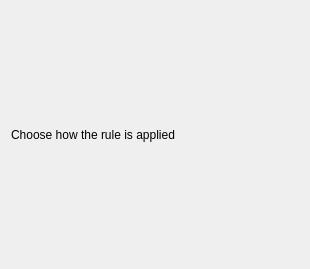
Old version of the form matchedruleselectiondialog.ui in the repository kongy/ET.
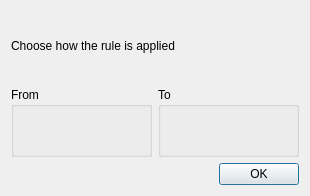
New version of the form.

Commit message: Rework MatchedRuleSelectionDialog for better UI

```diff
--- a/matchedruleselectiondialog.ui
+++ b/matchedruleselectiondialog.ui
@@ -7,26 +7,55 @@
     <x>0</x>
     <y>0</y>
     <width>310</width>
-    <height>269</height>
+    <height>196</height>
    </rect>
   </property>
   <property name="windowTitle">
    <string>Dialog</string>
   </property>
-  <layout class="QGridLayout" name="gridLayout">
-   <item row="1" column="0">
-    <layout class="QVBoxLayout" name="fromLayout"/>
-   </item>
-   <item row="1" column="1">
-    <layout class="QVBoxLayout" name="toLayout"/>
-   </item>
-   <item row="0" column="0" colspan="2">
+  <layout class="QVBoxLayout" name="verticalLayout">
+   <item>
     <widget class="QLabel" name="instructionLabel">
      <property name="text">
       <string>Choose how the rule is applied</string>
      </property>
     </widget>
    </item>
+   <item>
+    <layout class="QHBoxLayout" name="horizontalLayout">
+     <item>
+      <widget class="QGroupBox" name="fromGroupBox">
+       <property name="title">
+        <string>From</string>
+       </property>
+       <layout class="QVBoxLayout" name="verticalLayout_3">
+        <item>
+         <layout class="QVBoxLayout" name="fromVLayout"/>
+        </item>
+       </layout>
+      </widget>
+     </item>
+     <item>
+      <widget class="QGroupBox" name="toGroupBox">
+       <property name="title">
+        <string>To</string>
+       </property>
+       <layout class="QVBoxLayout" name="verticalLayout_5">
+        <item>
+         <layout class="QVBoxLayout" name="toVLayout"/>
+        </item>
+       </layout>
+      </widget>
+     </item>
+    </layout>
+   </item>
+   <item>
+    <widget class="QDialogButtonBox" name="buttonBox">
+     <property name="standardButtons">
+      <set>QDialogButtonBox::Ok</set>
+     </property>
+    </widget>
+   </item>
   </layout>
  </widget>
  <resources/>
```
The commit also changes 2 other files.
